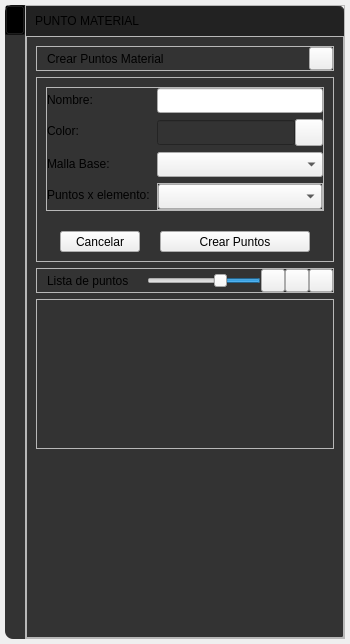
First picture: the form in UI/widget_draw_menu_pointMaterial.ui, repository edwinar13/MPM-UN, before the edit.
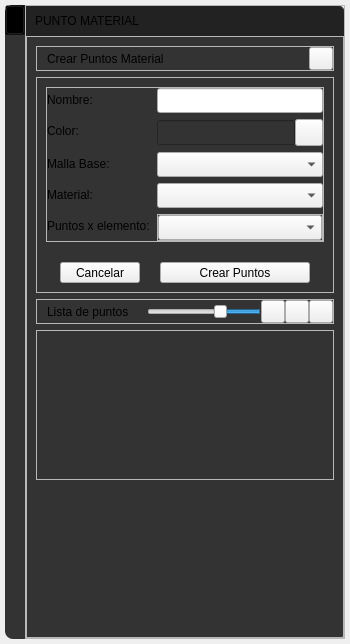
Second picture: the form after the edit. Icons and pictures are not drawn.

Commit message: v0.9.2 Se ajusta los puntos materiales para poderle agregarle un material

The edit to the form file:
```diff
--- a/UI/widget_draw_menu_pointMaterial.ui
+++ b/UI/widget_draw_menu_pointMaterial.ui
@@ -1274,7 +1274,7 @@
                     </item>
                    </layout>
                   </item>
-                  <item row="4" column="0">
+                  <item row="5" column="0">
                    <widget class="QLabel" name="label_textPointMaterialNPoints">
                     <property name="minimumSize">
                      <size>
@@ -1290,7 +1290,7 @@
                     </property>
                    </widget>
                   </item>
-                  <item row="4" column="1">
+                  <item row="5" column="1">
                    <widget class="QFrame" name="frame">
                     <property name="sizePolicy">
                      <sizepolicy hsizetype="Preferred" vsizetype="Preferred">
@@ -1352,6 +1352,38 @@
                     </property>
                    </widget>
                   </item>
+                  <item row="4" column="0">
+                   <widget class="QLabel" name="label_textPointMaterialProperty">
+                    <property name="minimumSize">
+                     <size>
+                      <width>110</width>
+                      <height>0</height>
+                     </size>
+                    </property>
+                    <property name="text">
+                     <string>Material:</string>
+                    </property>
+                    <property name="QLabelStyle" stdset="0">
+                     <number>3</number>
+                    </property>
+                   </widget>
+                  </item>
+                  <item row="4" column="1">
+                   <widget class="QComboBox" name="comboBox_PointMaterialProperty">
+                    <property name="minimumSize">
+                     <size>
+                      <width>0</width>
+                      <height>25</height>
+                     </size>
+                    </property>
+                    <property name="focusPolicy">
+                     <enum>Qt::WheelFocus</enum>
+                    </property>
+                    <property name="QComboBoxStyle" stdset="0">
+                     <number>1</number>
+                    </property>
+                   </widget>
+                  </item>
                  </layout>
                 </widget>
                </item>
```
The commit also changes 22 other files.
